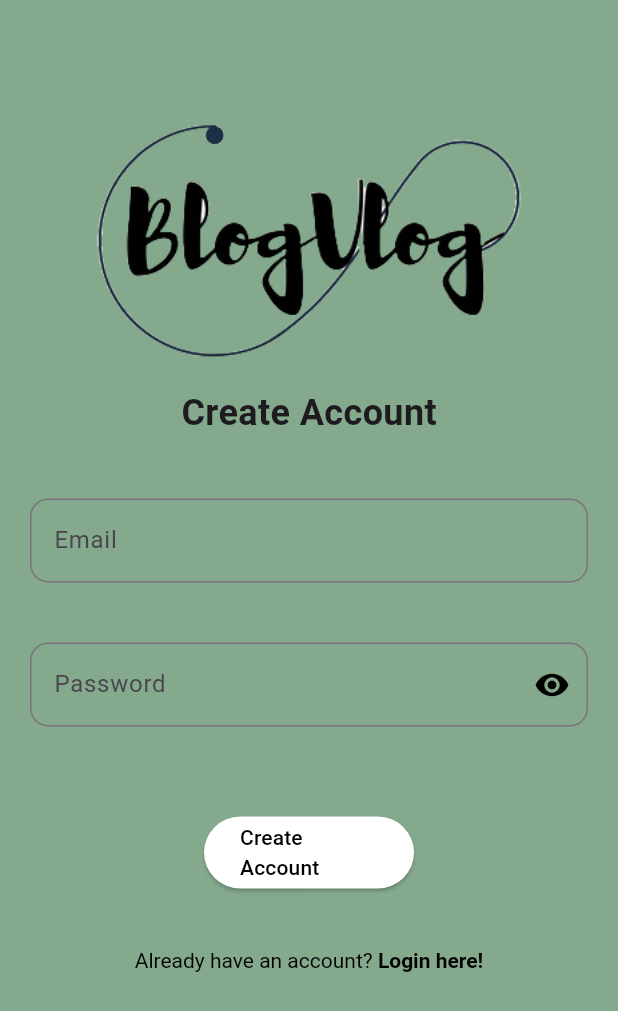
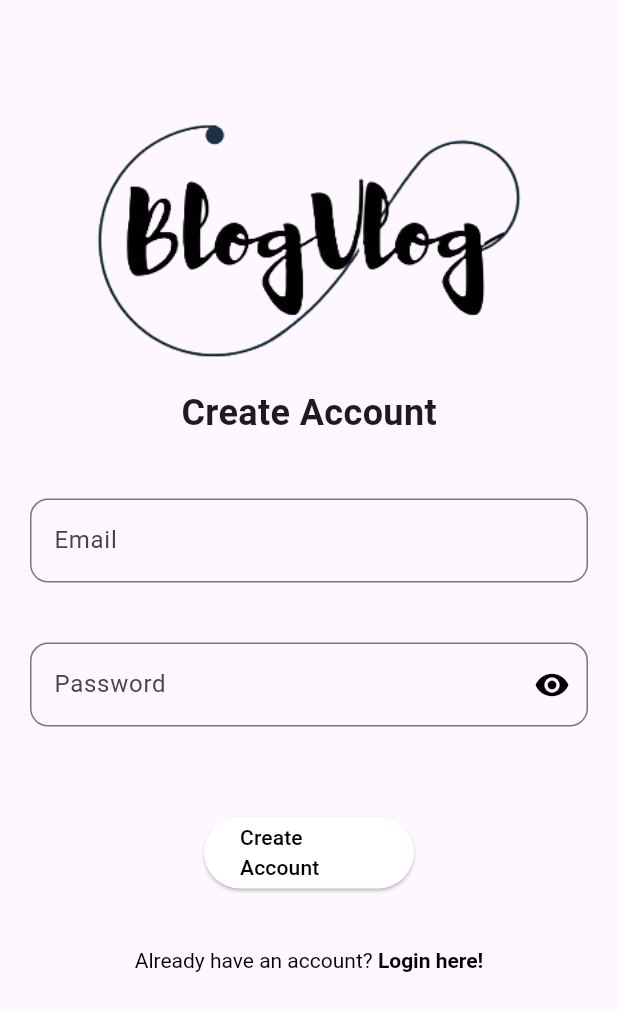
Before and after one commit to akastha97/blogvlog, a Flutter app: the SignupScreen screen opened by its route, on a phone screen of 412 x 824 dp. Shown: the top 1011 px of the screen. Run offline on Flutter 3.47's test engine with Material 3 defaults, Android fonts, the phone set to English and light mode, and no system bars; our stand-ins replace firebase_auth, firebase_core, google_sign_in; missing offline and left inert: flutter_facebook_auth; accounts and stored records are empty; network calls fail.

Commit message:
added new files
added new files

```diff
--- a/blog_vlog/lib/custom_components/custom_textfield.dart
+++ b/blog_vlog/lib/custom_components/custom_textfield.dart
@@ -18,6 +18,7 @@ class CustomTextField extends StatefulWidget {
     required this.controller,
   });
 
+
   @override
   State<CustomTextField> createState() => _CustomTextFieldState();
 }
@@ -28,7 +29,7 @@ class _CustomTextFieldState extends State<CustomTextField> {
     return Padding(
       padding: const EdgeInsets.all(20.0),
       child: TextField(
-        autocorrect: false,
+       // autocorrect: false,
         textCapitalization:TextCapitalization.none,
         controller: widget.controller,
         obscureText: widget.obscure,
--- a/blog_vlog/lib/screens/login_screen.dart
+++ b/blog_vlog/lib/screens/login_screen.dart
@@ -28,7 +28,8 @@ class _LoginScreenState extends State<LoginScreen> {
     return SafeArea(
       child: Scaffold(
         backgroundColor: Color(0xff84A98C),
-        body: Center(
+        body: SingleChildScrollView(
+          child: Center(
             child: Column(
               crossAxisAlignment: CrossAxisAlignment.center,
               children: [
@@ -108,6 +109,7 @@ class _LoginScreenState extends State<LoginScreen> {
             ),
           ),
         ),
+      ),
     );
   }
 
--- a/blog_vlog/lib/screens/signup_screen.dart
+++ b/blog_vlog/lib/screens/signup_screen.dart
@@ -23,8 +23,9 @@ class _SignupScreenState extends State<SignupScreen> {
   Widget build(BuildContext context) {
     return SafeArea(
       child: Scaffold(
-        backgroundColor: Color(0xff84A98C),
-        body: Center(
+        //backgroundColor: Color(0xff84A98C),
+        body: SingleChildScrollView(
+          child: Center(
               child: Column(
             children: [
               const SizedBox(
@@ -91,6 +92,7 @@ class _SignupScreenState extends State<SignupScreen> {
             ],
           )),
         ),
+      ),
     );
   }
 
```
Also changed, not shown: blog_vlog/lib/models/blogpost_model.dart (added, +9 -0 lines), blog_vlog/lib/screens/dashboard_screen.dart (+11 -1 lines), blog_vlog/lib/screens/new_blog.dart (added, +15 -0 lines), blog_vlog/pubspec.lock, 5 other files. Lines whose indentation alone changed are shown as unchanged.
